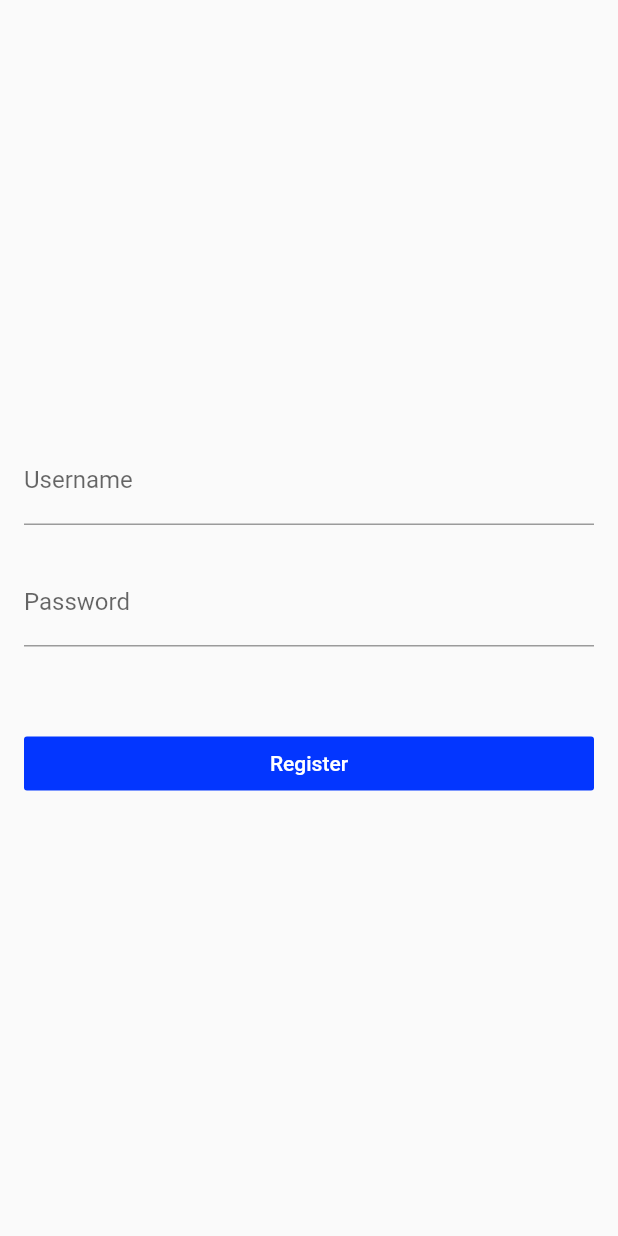
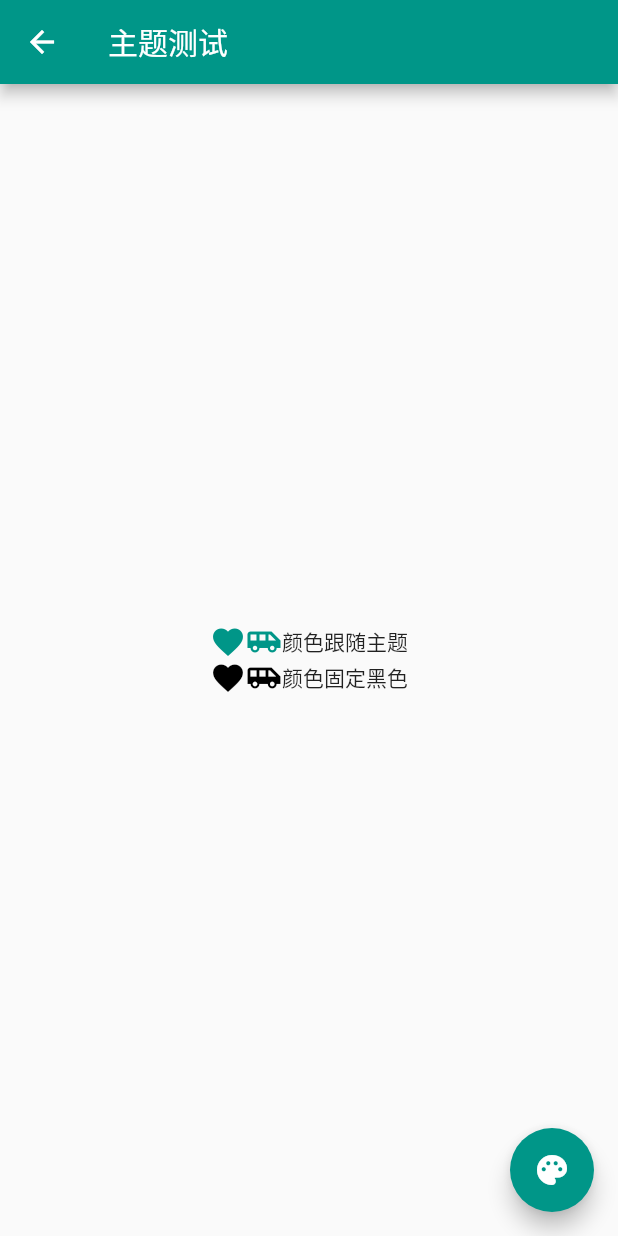
Before and after one commit to peakerWu/flutter, a Flutter app: the screen it shows after launch, on a phone screen of 412 x 824 dp. Run offline on Flutter 3.47's test engine with Material 2 defaults, Android fonts, the phone set to English and light mode, and no system bars.

Commit message:
them and color

```diff
--- a/lib/demo/form_demo.dart
+++ b/lib/demo/form_demo.dart
@@ -1,5 +1,3 @@
-import 'dart:ffi';
-
 import 'package:flutter/material.dart';
 
 class FormDemo extends StatelessWidget {
--- /dev/null
+++ b/lib/demo/theme_demo.dart
@@ -0,0 +1,136 @@
+import 'package:flutter/material.dart';
+
+class ThemeColorDemo extends StatelessWidget {
+
+  @override
+  Widget build(BuildContext context) {
+    return Scaffold(
+      body: Container(
+        child: ThemeColorChangeDemo(),
+      ),
+    );
+  }
+}
+
+class ThemeColorChangeDemo extends StatefulWidget {
+  ThemeColorChangeDemo({Key key}) : super(key: key);
+
+  _ThemeColorChangeDemoState createState() => _ThemeColorChangeDemoState();
+}
+
+class _ThemeColorChangeDemoState extends State<ThemeColorChangeDemo> {
+
+  Color _themeColor = Colors.teal;
+
+  @override
+  Widget build(BuildContext context) {
+    ThemeData themeData = Theme.of(context);
+    return Theme(
+      data: ThemeData(
+        primarySwatch: _themeColor,
+        iconTheme: IconThemeData(color: _themeColor),
+      ),
+      child: Scaffold(
+        appBar: AppBar(title: Text('主题测试'),),
+        body: Column(
+          mainAxisAlignment: MainAxisAlignment.center,
+          children: <Widget>[
+            Row(
+              mainAxisAlignment: MainAxisAlignment.center,
+              children: <Widget>[
+                Icon(Icons.favorite),
+                Icon(Icons.airport_shuttle),
+                Text('颜色跟随主题')
+              ],
+            ),
+            Theme(
+              data: themeData.copyWith(
+                iconTheme: themeData.iconTheme.copyWith(
+                  color: Colors.black
+                ),
+              ),
+              child: Row(
+                mainAxisAlignment: MainAxisAlignment.center,
+                children: <Widget>[
+                  Icon(Icons.favorite),
+                  Icon(Icons.airport_shuttle),
+                  Text('颜色固定黑色')
+                ],
+              ),
+            ),
+          ],
+        ),
+        floatingActionButton: FloatingActionButton(
+          child: Icon(Icons.palette),
+          onPressed: () => {
+            setState(() => {
+              _themeColor = _themeColor == Colors.teal ? Colors.blue : Colors.teal
+            }
+          )},
+        ),
+      ),
+    );
+  }
+}
+
+class NavBar extends StatelessWidget {
+  final String title;
+  final Color color;
+
+  NavBar({this.title, this.color});
+
+  @override
+  Widget build(BuildContext context) {
+    return Container(
+      child: Container(
+        constraints: BoxConstraints(minHeight: 52.0, minWidth: double.infinity),
+        decoration: BoxDecoration(
+          color: color,
+          boxShadow: [
+            BoxShadow(
+              color: Colors.black26,
+              offset: Offset(0, 3),
+              blurRadius: 3,
+            )
+          ],
+        ),
+        child: Text(
+          title,
+          style: TextStyle(
+            fontWeight: FontWeight.bold,
+            color: color.computeLuminance() < 0.5 ? Colors.white : Colors.black,
+          ),
+        ),
+        alignment: Alignment.center,
+      ),
+    );
+  }
+}
+
+class ColorDemo extends StatelessWidget {
+  const ColorDemo({Key key}) : super(key: key);
+
+  @override
+  Widget build(BuildContext context) {
+    return Container(
+      child: Center(
+        child: Column(
+          mainAxisAlignment: MainAxisAlignment.center,
+          children: <Widget>[
+            NavBar(
+              color: Colors.blue,
+              title: '标题',
+            ),
+            SizedBox(
+              height: 32.0,
+            ),
+            NavBar(
+              color: Colors.white,
+              title: '标题',
+            ),
+          ],
+        ),
+      ),
+    );
+  }
+}
--- a/lib/main.dart
+++ b/lib/main.dart
@@ -1,5 +1,4 @@
 import 'package:flutter/material.dart';
-import 'package:helloworld/demo/view_demo.dart';
 import './demo/drawer_demo.dart';
 import './demo/bottom_navigation_bar_demo.dart';
 import './demo/listView_demo.dart';
@@ -9,6 +8,7 @@ import './demo/layout_demo.dart';
 import './demo/view_demo.dart';
 import './demo/navigator_demo.dart';
 import './demo/form_demo.dart';
+import './demo/theme_demo.dart';
 
 void main() {
 
@@ -22,11 +22,12 @@ class App extends StatelessWidget {
     return MaterialApp(
       debugShowCheckedModeBanner: false,
       // home: NavigatorDemo(),
-      initialRoute: '/form', // 初始路由是一个斜线，
+      initialRoute: '/theme', // 初始路由是一个斜线，
       routes: {
         '/': (contet) => Home(),
         '/about': (context) => Page(title: 'about',),
-        '/form': (context) => FormDemo()
+        '/form': (context) => FormDemo(),
+        '/theme': (context) => ThemeColorDemo()
       },
       theme: ThemeData(
         primarySwatch: Colors.yellow,
```
